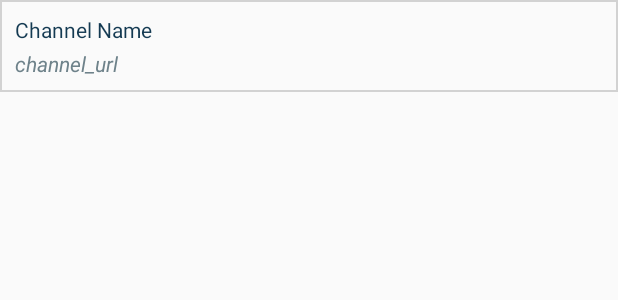
After one commit to ajmirB/Messaging, an Android app: the layout channel_list_channel_item.xml on its own in the app's theme, with its tools: preview values and no code run, on a phone screen of 412 x 824 dp. The commit adds this screen. Shown: the top 300 px of the screen. Run offline under Robolectric (Android 15) with nearby library versions, the phone set to English and light mode, and no system bars.

Commit message:
- Add channel list screen - Cancel request when the user exit the application

```diff
--- a/app/src/main/java/com/xception/messaging/features/channels/ConversationFragment.kt
+++ b/app/src/main/java/com/xception/messaging/features/channels/fragments/ConversationFragment.kt
@@ -1,4 +1,4 @@
-package com.xception.messaging.features.channels
+package com.xception.messaging.features.channels.fragments
 
 import android.arch.paging.DataSource
 import android.arch.paging.PagedList
@@ -11,8 +11,8 @@ import android.view.ViewGroup
 import com.airbnb.epoxy.EpoxyRecyclerView
 import com.xception.messaging.R
 import com.xception.messaging.core.model.BaseMessage
-import com.xception.messaging.core.model.MessageMe
-import com.xception.messaging.core.model.MessageOther
+import com.xception.messaging.features.channels.presenters.ConversationPresenter
+import com.xception.messaging.features.channels.presenters.ConversationView
 import com.xception.messaging.features.channels.items.ConversationController
 import com.xception.messaging.features.commons.BaseFragment
 import com.xception.messaging.features.commons.UiThreadExecutor
--- /dev/null
+++ b/app/src/main/java/com/xception/messaging/features/channels/presenters/ChannelListData.kt
@@ -0,0 +1,5 @@
+package com.xception.messaging.features.channels.presenters
+
+import android.view.View
+
+data class ChannelItemData(val name: String, val url: String, var onClickListener: View.OnClickListener?)
--- a/app/src/main/java/com/xception/messaging/features/channels/ConversationPresenter.kt
+++ b/app/src/main/java/com/xception/messaging/features/channels/presenters/ConversationPresenter.kt
@@ -1,4 +1,4 @@
-package com.xception.messaging.features.channels
+package com.xception.messaging.features.channels.presenters
 
 import android.arch.paging.KeyedDataSource
 import com.xception.messaging.core.model.BaseMessage
--- a/app/src/main/java/com/xception/messaging/features/channels/ConversationView.kt
+++ b/app/src/main/java/com/xception/messaging/features/channels/presenters/ConversationView.kt
@@ -1,4 +1,4 @@
-package com.xception.messaging.features.channels
+package com.xception.messaging.features.channels.presenters
 
 import android.arch.paging.DataSource
 import com.xception.messaging.core.model.BaseMessage
--- a/app/src/main/java/com/xception/messaging/features/signin/SignInPresenter.kt
+++ b/app/src/main/java/com/xception/messaging/features/signin/SignInPresenter.kt
@@ -14,7 +14,7 @@ class SignInPresenter(mView: SignInView): BasePresenter<SignInView>(mView) {
         super.onViewCreated()
 
         // Observe on maybe an already connected user
-        mUserManager.getConnectedUser()
+        val disposable = mUserManager.getConnectedUser()
                 .subscribeOn(Schedulers.io())
                 .observeOn(AndroidSchedulers.mainThread())
                 .subscribe(
@@ -25,6 +25,7 @@ class SignInPresenter(mView: SignInView): BasePresenter<SignInView>(mView) {
                         },
                         { throwable -> throwable.printStackTrace() }
                 )
+        mCompositeDisposable.add(disposable)
     }
 
     fun onLoginClicked(nickname: String)  {
@@ -34,7 +35,7 @@ class SignInPresenter(mView: SignInView): BasePresenter<SignInView>(mView) {
         }
 
         mView.showLoadingView()
-        mUserManager.signIn(nickname)
+        val disposable = mUserManager.signIn(nickname)
                 .subscribeOn(Schedulers.io())
                 .observeOn(AndroidSchedulers.mainThread())
                 .doAfterTerminate({ mView.hideLoadingView() })
@@ -45,5 +46,6 @@ class SignInPresenter(mView: SignInView): BasePresenter<SignInView>(mView) {
                             throwable.printStackTrace()
                         }
                 )
+        mCompositeDisposable.add(disposable)
     }
 }
--- /dev/null
+++ b/app/src/main/java/com/xception/messaging/helper/ChannelsHelper.kt
@@ -0,0 +1,6 @@
+package com.xception.messaging.helper
+
+import com.sendbird.android.BaseChannel
+import com.xception.messaging.features.channels.presenters.ChannelItemData
+
+fun BaseChannel.convertToItemData(): ChannelItemData = ChannelItemData(name, url, null)
--- /dev/null
+++ b/app/src/main/res/drawable/channel_list_channel_item_background.xml
@@ -0,0 +1,18 @@
+<?xml version="1.0" encoding="utf-8"?>
+<layer-list xmlns:android="http://schemas.android.com/apk/res/android" >
+
+    <item>
+        <shape android:shape="rectangle">
+            <stroke android:width="1dp" android:color="@android:color/transparent" />
+            <solid android:color="@android:color/transparent" />
+        </shape>
+    </item>
+
+    <item android:bottom="1dp">
+        <shape android:shape="rectangle">
+            <stroke android:width="1dp" android:color="#d2d2d2" />
+            <solid android:color="@android:color/transparent" />
+        </shape>
+    </item>
+
+</layer-list>
--- /dev/null
+++ b/app/src/main/res/layout/channel_list_channel_item.xml
@@ -0,0 +1,38 @@
+<?xml version="1.0" encoding="utf-8"?>
+<FrameLayout
+    xmlns:android="http://schemas.android.com/apk/res/android"
+    xmlns:tools="http://schemas.android.com/tools"
+    android:layout_width="match_parent"
+    android:layout_height="wrap_content"
+    android:background="@drawable/channel_list_channel_item_background"
+    android:foreground="?android:attr/selectableItemBackground">
+
+    <LinearLayout
+        android:layout_width="match_parent"
+        android:layout_height="wrap_content"
+        android:orientation="vertical"
+        android:padding="@dimen/channel_list_item_outside_spacing">
+
+        <TextView
+            android:id="@+id/channel_list_channel_name_text_view"
+            android:layout_width="match_parent"
+            android:layout_height="wrap_content"
+            android:layout_marginBottom="@dimen/channel_list_item_inside_spacing"
+            android:ellipsize="end"
+            android:maxLines="1"
+            android:textColor="@color/channel_list_name_text_color"
+            tools:text="Channel Name"/>
+
+        <TextView
+            android:id="@+id/channel_list_channel_url_text_view"
+            android:layout_width="match_parent"
+            android:layout_height="wrap_content"
+            android:ellipsize="end"
+            android:maxLines="1"
+            android:textColor="@color/channel_list_url_text_color"
+            android:textStyle="italic"
+            tools:text="channel_url"/>
+
+    </LinearLayout>
+
+</FrameLayout>
--- a/app/src/main/res/values/colors.xml
+++ b/app/src/main/res/values/colors.xml
@@ -15,6 +15,10 @@
     <color name="sign_in_nickname_subtitle_text_color">@color/colorAccent</color>
     <color name="sign_in_nickname_input_text_color">#FFF</color>
 
+    <!-- Channel List -->
+    <color name="channel_list_name_text_color">@color/colorPrimaryDark</color>
+    <color name="channel_list_url_text_color">@color/colorPrimary</color>
+
     <!-- Conversation -->
     <color name="message_me_background_color">@color/colorPrimaryDark</color>
     <color name="message_me_text_color">#FFF</color>
--- a/app/src/main/res/values/dimens.xml
+++ b/app/src/main/res/values/dimens.xml
@@ -2,20 +2,25 @@
 <resources>
 
     <dimen name="default_radius">100dp</dimen>
+    <dimen name="spacing_normal">10dp</dimen>
 
     <!-- Buttons -->
     <dimen name="button_primary_radius">@dimen/default_radius</dimen>
 
     <!-- Sign In -->
     <dimen name="sign_in_activity_padding">30dp</dimen>
-    <dimen name="sign_in_item_spacing">10dp</dimen>
+    <dimen name="sign_in_item_spacing">@dimen/spacing_normal</dimen>
     <dimen name="sign_in_title_spacing_bottom">40dp</dimen>
     <dimen name="sign_in_title_text_size">25sp</dimen>
     <dimen name="sign_in_subtitle_text_size">15sp</dimen>
 
+    <!-- Channel List -->
+    <dimen name="channel_list_item_outside_spacing">@dimen/spacing_normal</dimen>
+    <dimen name="channel_list_item_inside_spacing">3dp</dimen>
+
     <!-- Conversation -->
-    <dimen name="conversation_message_spacing">10dp</dimen>
-    <dimen name="conversation_message_text_input_spacing">10dp</dimen>
-    <dimen name="message_inside_spacing">10dp</dimen>
+    <dimen name="conversation_message_spacing">@dimen/spacing_normal</dimen>
+    <dimen name="conversation_message_text_input_spacing">@dimen/spacing_normal</dimen>
+    <dimen name="message_inside_spacing">@dimen/spacing_normal</dimen>
 
 </resources>
```
Also changed, not shown: app/src/main/java/com/xception/messaging/core/manager/ChannelsManager.kt (added, +20 -0 lines), app/src/main/java/com/xception/messaging/features/channels/ChannelsActivity.kt (+10 -1 lines), app/src/main/java/com/xception/messaging/features/channels/fragments/ChannelListFragment.kt (added, +59 -0 lines), app/src/main/java/com/xception/messaging/features/channels/items/ChannelModel.kt (added, +27 -0 lines), app/src/main/java/com/xception/messaging/features/channels/presenters/ChannelListPresenter.kt (added, +38 -0 lines), app/src/main/java/com/xception/messaging/features/channels/presenters/ChannelListView.kt (added, +7 -0 lines), app/src/main/java/com/xception/messaging/features/commons/presenter/BasePresenter.kt (+8 -5 lines), app/src/main/res/layout/fragment_channel_list.xml (added, +19 -0 lines).
